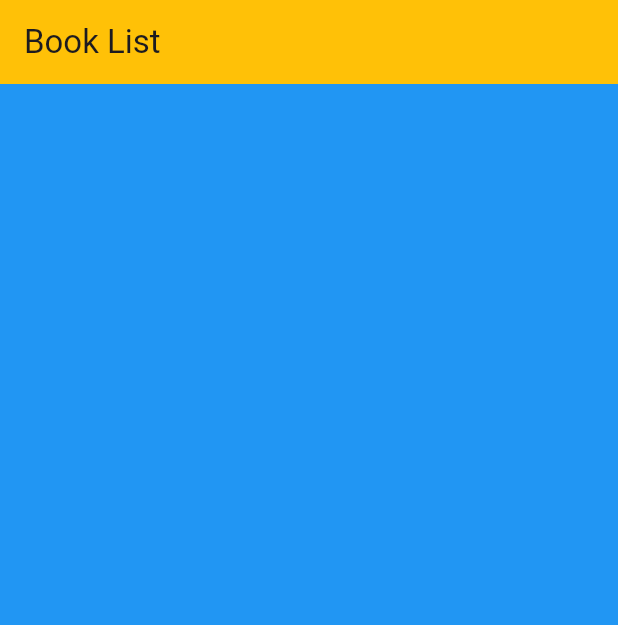
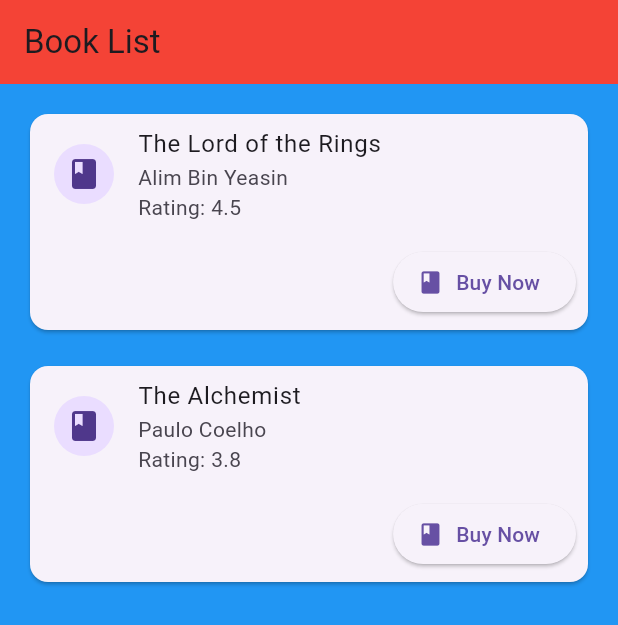
Before and after one commit to alim-55/Book_App, a Flutter app: the screen it shows after launch, on a phone screen of 412 x 824 dp. Shown: the top 625 px of the screen. Run offline on Flutter 3.47's test engine with Material 3 defaults, Android fonts, the phone set to English and light mode, and no system bars.

Commit message:
Created the first page

```diff
--- a/lib/main.dart
+++ b/lib/main.dart
@@ -13,21 +13,68 @@ class MyApp extends StatelessWidget {
   }
 }
 
+
 class FirstPage extends StatelessWidget {
   @override
   Widget build(BuildContext context) {
     return Scaffold(
       backgroundColor: Colors.blue,
       appBar: AppBar(
-        backgroundColor: Colors.amber,
+        backgroundColor: Colors.red,
         title: Text('Book List'),
       ),
       body: ListView(
         padding: EdgeInsets.all(16.0),
         children: [
+          Book('The Lord of the Rings', 'Alim Bin Yeasin', '4.5', Icons.book),
           SizedBox(height: 16.0),
+          Book('The Alchemist', 'Paulo Coelho', '3.8', Icons.book),
         ],
       ),
     );
   }
 }
+
+
+class Book extends StatelessWidget {
+  final String bookName;
+  final String authorName;
+  final String bookRating;
+  final IconData icon;
+
+  Book(this.bookName, this.authorName, this.bookRating, this.icon);
+
+  @override
+  Widget build(BuildContext context) {
+    return Card(
+      child: Column(
+        children: [
+          ListTile(
+            leading: CircleAvatar(
+              child: Icon(Icons.book),
+            ),
+            title: Text(bookName),
+            subtitle: Column(
+              crossAxisAlignment: CrossAxisAlignment.start,
+              children: [
+                Text(authorName),
+                Text('Rating: $bookRating'),
+              ],
+            ),
+          ),
+          ButtonBar(
+            children: [
+              ElevatedButton.icon(
+                onPressed: () {
+
+                },
+                icon: Icon(icon),
+                label: Text('Buy Now'),
+              ),
+            ],
+          ),
+        ],
+      ),
+    );
+  }
+}
```
